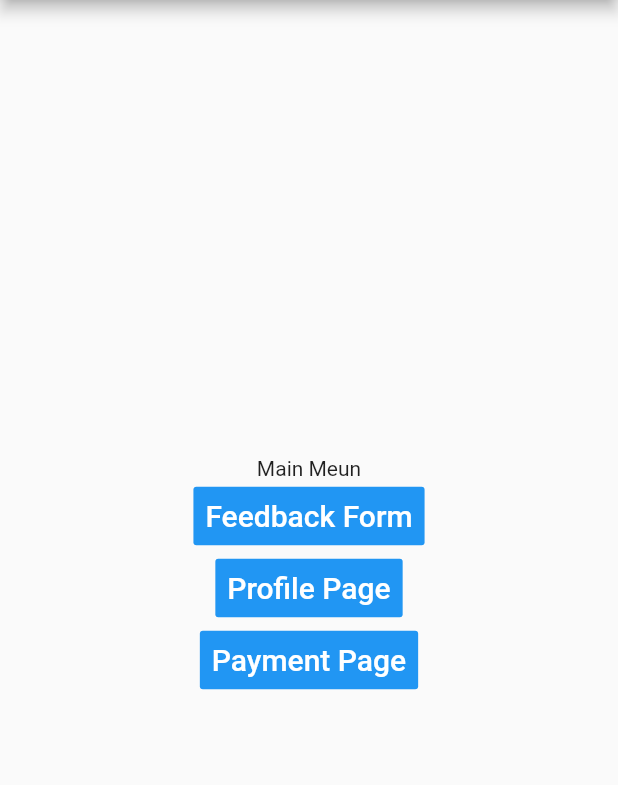
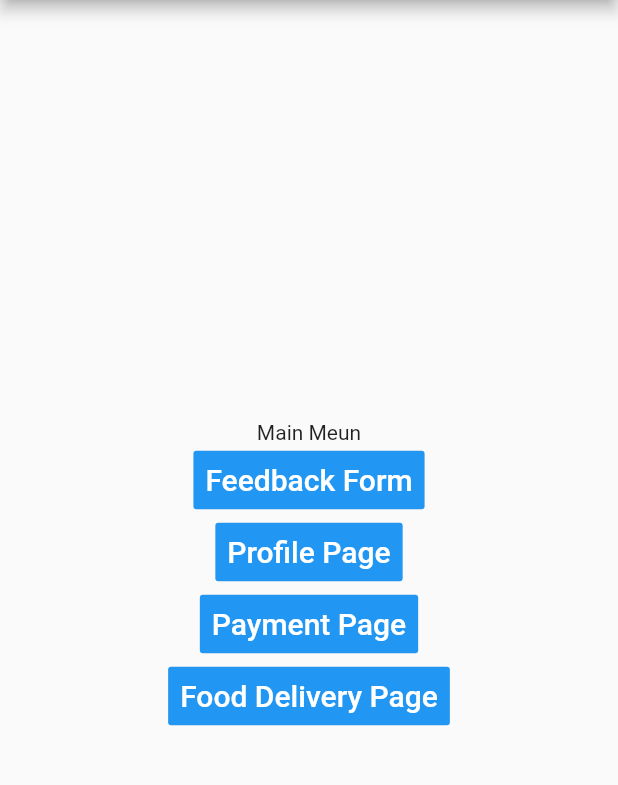
Before and after one commit to Jagatees/Restaurants-App, a Flutter app: the screen it shows after launch, on a phone screen of 412 x 824 dp, the part 84-869 px from its top. Run offline on Flutter 3.47's test engine with Material 2 defaults, Android fonts, the phone set to English and light mode, and no system bars; our stand-ins replace cloud_firestore, flutter_credit_card, flutter_rating_bar, progress_dialog; missing offline and left inert: dart:ffi, stripe_payment; accounts and stored records are empty.

Commit message:
Working on Delivery

```diff
--- a/restaurantsapp/lib/main.dart
+++ b/restaurantsapp/lib/main.dart
@@ -1,4 +1,5 @@
 import 'package:flutter/material.dart';
+import 'package:restaurantsapp/delivery.dart';
 import 'package:restaurantsapp/payment_service.dart';
 
 import 'feedback_form.dart';
@@ -117,6 +118,26 @@ class _MyHomePageState extends State<MyHomePage> {
             ),
 
 
+            FlatButton (
+              color: Colors.blue,
+              textColor: Colors.white,
+              disabledColor: Colors.grey,
+              disabledTextColor: Colors.black,
+              padding: EdgeInsets.all(8.0),
+              splashColor: Colors.blueAccent,
+              onPressed : () async {
+                Navigator.push(
+                  context,
+                  MaterialPageRoute(builder: (context) => Delivery()),
+                );
+              },
+              child: Text(
+                "Food Delivery Page",
+                style: TextStyle(fontSize: 20.0),
+              ),
+            ),
+
+
           ],
         ),
       ),
--- a/restaurantsapp/lib/profile.dart
+++ b/restaurantsapp/lib/profile.dart
@@ -2,9 +2,6 @@ import 'package:flutter/material.dart';
 
 
 class Profile extends StatelessWidget {
-
-
-
   @override
   Widget build(BuildContext context) {
     return Scaffold(
--- a/restaurantsapp/pubspec.yaml
+++ b/restaurantsapp/pubspec.yaml
@@ -34,6 +34,7 @@ dependencies:
   stripe_payment: ^1.0.7
   http: ^0.12.2
   progress_dialog: ^1.2.4
+  firebase_auth: ^0.16.1
 
 dev_dependencies:
   flutter_test:
```
Also changed, not shown: restaurantsapp/lib/delivery.dart (added, +78 -0 lines).
